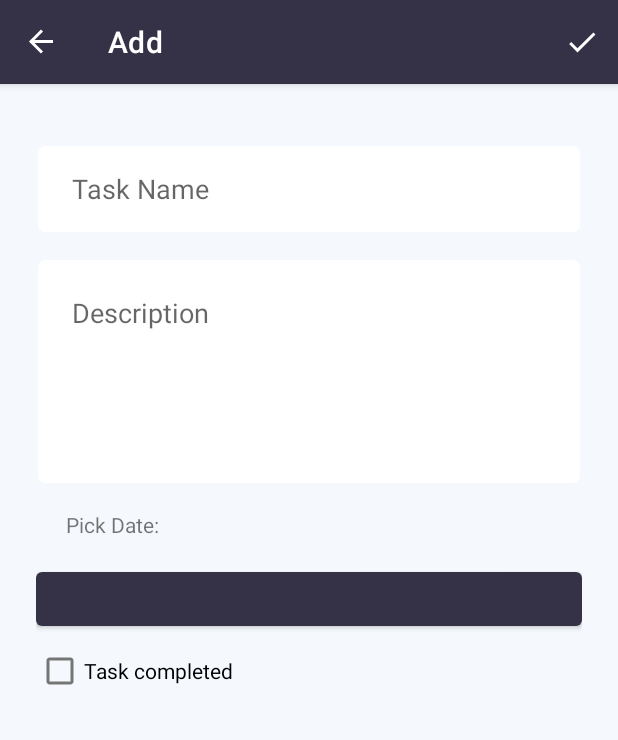
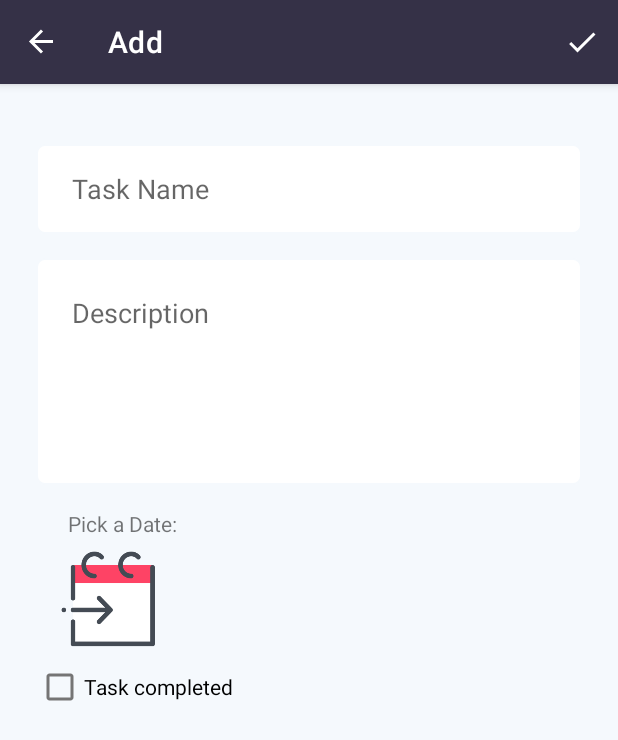
Before and after one commit to ThanaCS/To-Do-List, an Android app: the AddFragment screen opened through its navigation route, on a phone screen of 412 x 824 dp. Shown: the top 740 px of the screen. Run offline under Robolectric (Android 15) with nearby library versions, the phone set to English and light mode, and no system bars; our stand-ins replace Room's generated code, navigation-ui; libraries missing offline, so code that uses them is left out: jp.wasabeef.recyclerview; 1 statement that could not run was skipped.

Commit message:
Changing the UI for date button to fix the hidden text

```diff
--- a/app/src/main/java/com/thanaa/to_do_list/fragment/add/AddFragment.kt
+++ b/app/src/main/java/com/thanaa/to_do_list/fragment/add/AddFragment.kt
@@ -1,9 +1,10 @@
 package com.thanaa.to_do_list.fragment.add
 
 import android.os.Bundle
+import android.text.format.DateFormat
 import android.view.*
-import android.widget.Button
 import android.widget.CheckBox
+import android.widget.ImageView
 import android.widget.Toast
 import androidx.fragment.app.Fragment
 import androidx.fragment.app.viewModels
@@ -27,7 +28,7 @@ class AddFragment : Fragment(), DatePickerFragment.Callbacks {
     //sharing function between add and update fragment
     private val mSharedViewModel: SharedViewModel by viewModels()
     private lateinit var todo: TodoData
-    private lateinit var dateButton: Button
+    private lateinit var dateButton: ImageView
     private lateinit var completedCheckBox: CheckBox
     private var isComplete = false
     override fun onCreate(savedInstanceState: Bundle?) {
@@ -45,7 +46,7 @@ class AddFragment : Fragment(), DatePickerFragment.Callbacks {
 
         val view = inflater.inflate(R.layout.fragment_add, container, false)
         setHasOptionsMenu(true)
-        dateButton = view.findViewById(R.id.dateButton) as Button
+        dateButton = view.findViewById(R.id.dateButton) as ImageView
         completedCheckBox = view.findViewById(R.id.isCompleted) as CheckBox
 
         dateButton.setOnClickListener {
@@ -95,7 +96,8 @@ class AddFragment : Fragment(), DatePickerFragment.Callbacks {
 
     override fun onDateSelected(date: Date) {
         todo.date = date
-        dateButton.text = todo.date.toString()
+        val mDate = DateFormat.format("EEE, MMM, dd", todo.date).toString()
+        date_tv.text = mDate
     }
 
 }
--- a/app/src/main/java/com/thanaa/to_do_list/fragment/list/ListAdapter.kt
+++ b/app/src/main/java/com/thanaa/to_do_list/fragment/list/ListAdapter.kt
@@ -39,7 +39,7 @@ class ListAdapter : RecyclerView.Adapter<ListAdapter.MyViewHolder>() {
         holder.itemView.title_tv.text = dataList[position].title
         holder.itemView.description_tv.text = dataList[position].description
 
-        //when user clicks on item it navigate to update of the data postion
+        //when user clicks on item it navigate to update of the data position
         holder.itemView.row_background.setOnClickListener {
             val action = ListFragmentDirections.actionListFragmentToUpdateFragment(dataList[position])
             holder.itemView.findNavController().navigate(action)
--- a/app/src/main/java/com/thanaa/to_do_list/fragment/list/ListFragment.kt
+++ b/app/src/main/java/com/thanaa/to_do_list/fragment/list/ListFragment.kt
@@ -181,6 +181,7 @@ class ListFragment : Fragment(), SearchView.OnQueryTextListener {
         itemTouchHelper.attachToRecyclerView(recycleView)
     }
 
+
     fun passDate(date: Date, title: String) {
         datePasser.onDatePass(date, title)
     }
--- a/app/src/main/res/layout/fragment_add.xml
+++ b/app/src/main/res/layout/fragment_add.xml
@@ -10,7 +10,6 @@
     <androidx.constraintlayout.widget.ConstraintLayout
         android:layout_width="match_parent"
         android:layout_height="match_parent"
-
         android:padding="24dp"
         tools:context=".fragment.add.AddFragment">
 
@@ -26,10 +25,10 @@
             android:hint="@string/task_name"
             android:background="@drawable/custom_input"
             android:inputType="textMultiLine"
-        app:layout_constraintEnd_toEndOf="parent"
-        app:layout_constraintHorizontal_bias="0.458"
-        app:layout_constraintStart_toStartOf="parent"
-        app:layout_constraintTop_toTopOf="parent" />
+            app:layout_constraintEnd_toEndOf="parent"
+            app:layout_constraintHorizontal_bias="0.458"
+            app:layout_constraintStart_toStartOf="parent"
+            app:layout_constraintTop_toTopOf="parent" />
 
     <EditText
         android:id="@+id/description"
@@ -49,16 +48,6 @@
         app:layout_constraintStart_toStartOf="parent"
         app:layout_constraintTop_toBottomOf="@+id/title" />
 
-        <Button
-            android:id="@+id/dateButton"
-            android:layout_width="0dp"
-            android:layout_height="wrap_content"
-            android:layout_marginTop="52dp"
-            app:layout_constraintEnd_toEndOf="parent"
-            app:layout_constraintStart_toStartOf="parent"
-            app:layout_constraintTop_toBottomOf="@+id/description"
-            tools:text="Wed Nov 14 11:56 EST 2018" />
-
         <CheckBox
             android:id="@+id/isCompleted"
             android:layout_width="match_parent"
@@ -66,17 +55,44 @@
             android:text="@string/task_completed"
             app:layout_constraintBottom_toBottomOf="parent"
             app:layout_constraintTop_toBottomOf="@+id/dateButton"
-            app:layout_constraintVertical_bias="0.088"
-            tools:layout_editor_absoluteX="22dp" />
+            app:layout_constraintVertical_bias="0.88"
+            tools:layout_editor_absoluteX="24dp" />
+
+        <TextView
+            android:id="@+id/date_tv"
+            android:layout_width="wrap_content"
+            android:layout_height="wrap_content"
+            android:textAlignment="center"
+            android:textSize="20sp"
+            android:textStyle="bold"
+            app:layout_constraintBottom_toTopOf="@+id/isCompleted"
+            app:layout_constraintEnd_toEndOf="parent"
+            app:layout_constraintStart_toEndOf="@+id/dateButton"
+            app:layout_constraintTop_toBottomOf="@+id/description"
+            app:layout_constraintVertical_bias="0.75" />
+
+        <ImageView
+            android:id="@+id/dateButton"
+            android:layout_width="65dp"
+            android:layout_height="67dp"
+            android:layout_marginStart="16dp"
+            android:layout_marginTop="8dp"
+            android:background="@drawable/dateicon"
+            android:textColor="@color/white"
+            app:layout_constraintStart_toStartOf="parent"
+            app:layout_constraintTop_toBottomOf="@+id/textView" />
 
         <TextView
             android:id="@+id/textView"
             android:layout_width="wrap_content"
             android:layout_height="wrap_content"
+            android:layout_marginStart="10dp"
+            android:layout_marginTop="16dp"
+            android:layout_marginBottom="32dp"
             android:text="@string/pick_a_date"
             app:layout_constraintBottom_toTopOf="@+id/dateButton"
             app:layout_constraintEnd_toEndOf="parent"
-            app:layout_constraintHorizontal_bias="0.067"
+            app:layout_constraintHorizontal_bias="0.041"
             app:layout_constraintStart_toStartOf="parent"
             app:layout_constraintTop_toBottomOf="@+id/description" />
 
--- a/app/src/main/res/values/strings.xml
+++ b/app/src/main/res/values/strings.xml
@@ -15,5 +15,5 @@
     <string name="add">Add</string>
     <string name="save">Save</string>
     <string name="delete">Delete</string>
-    <string name="pick_a_date">Pick Date:</string>
+    <string name="pick_a_date">Pick a Date:</string>
 </resources>
```
Also changed, not shown: app/src/main/java/com/thanaa/to_do_list/fragment/update/UpdateFragment.kt (+8 -8 lines), app/src/main/res/layout/fragment_update.xml (+21 -7 lines), app/src/main/res/drawable/dateicon.png (added).
